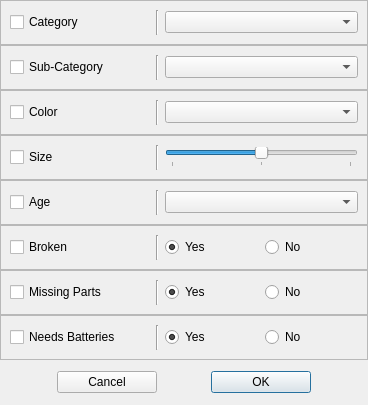
Before: the Qt Designer form forms/ClipParamDialog.ui in jeremyabel/Prism, drawn with Qt 5.
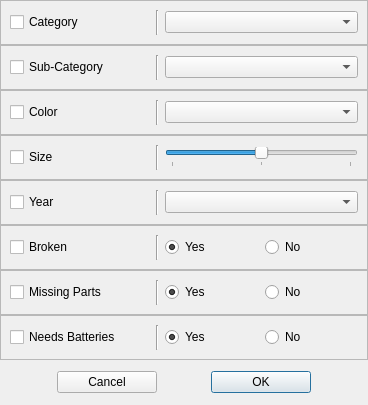
After: the same form once the commit is applied.

Commit message: Age -> Year

Diff of the .ui file:
```diff
--- a/forms/ClipParamDialog.ui
+++ b/forms/ClipParamDialog.ui
@@ -282,7 +282,7 @@
          </size>
         </property>
         <property name="text">
-         <string>Age</string>
+         <string>Year</string>
         </property>
        </widget>
       </item>
```
